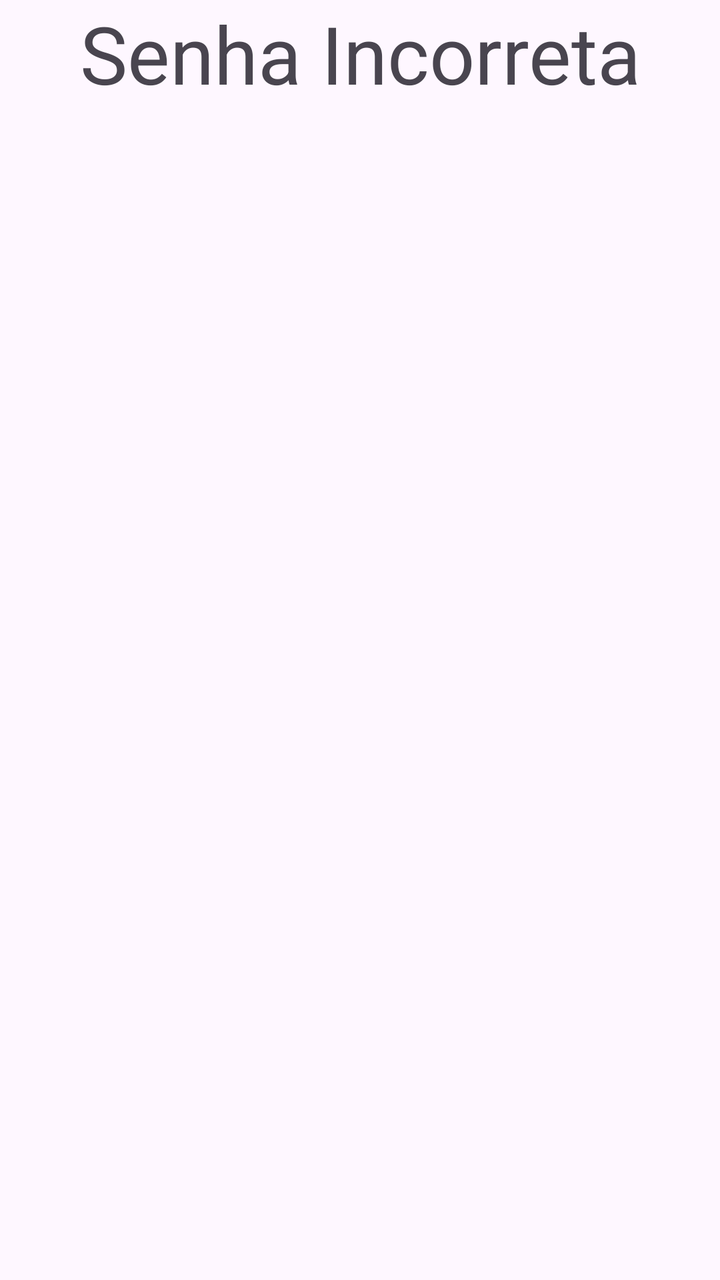
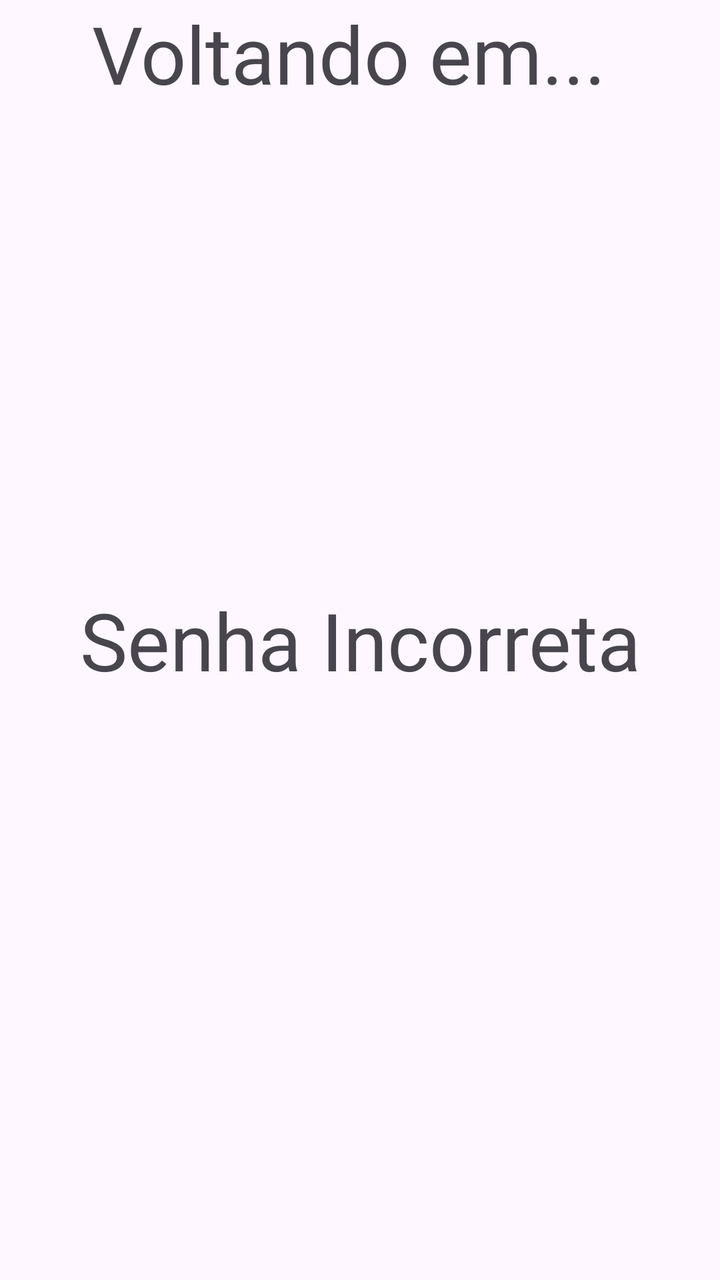

The first picture is an Android layout as it rendered before a commit; the second is the same layout after the commit. The layout source and the unified diff follow.
<!-- AndroidManifest.xml: application theme Theme.AppPAM -->
<!-- res/layout/activity_tela_errado.xml -->
<?xml version="1.0" encoding="utf-8"?>
<androidx.constraintlayout.widget.ConstraintLayout xmlns:android="http://schemas.android.com/apk/res/android"
    xmlns:app="http://schemas.android.com/apk/res-auto"
    xmlns:tools="http://schemas.android.com/tools"
    android:id="@+id/main"
    android:layout_width="match_parent"
    android:layout_height="match_parent"
    tools:context=".TelaErrado">

    <TextView
        android:id="@+id/textFail"
        android:layout_width="wrap_content"
        android:layout_height="wrap_content"
        android:text="Senha Incorreta"
        android:textSize="40sp"
        app:layout_constraintEnd_toEndOf="parent"
        app:layout_constraintHorizontal_bias="0.5"
        app:layout_constraintStart_toStartOf="parent"
        tools:ignore="MissingConstraints"
        tools:layout_editor_absoluteY="220dp" />

</androidx.constraintlayout.widget.ConstraintLayout>
<!-- resources referenced by this layout -->
<resources>
  <style name="Theme.AppPAM" parent="Base.Theme.AppPAM" />
  <style name="Base.Theme.AppPAM" parent="Theme.Material3.DayNight.NoActionBar">
          
          
      </style>
</resources>

<!-- the commit's change to res/layout/activity_tela_errado.xml (unified diff, before → after) -->
@@ -13,10 +13,25 @@
         android:layout_height="wrap_content"
         android:text="Senha Incorreta"
         android:textSize="40sp"
+        app:layout_constraintTop_toTopOf="parent"
+        app:layout_constraintBottom_toBottomOf="parent"
+        app:layout_constraintStart_toStartOf="parent"
         app:layout_constraintEnd_toEndOf="parent"
         app:layout_constraintHorizontal_bias="0.5"
+        app:layout_constraintVertical_bias="0.5"
+        tools:ignore="MissingConstraints" />
+
+    <TextView
+        android:id="@+id/textTimer"
+        android:layout_width="wrap_content"
+        android:layout_height="wrap_content"
+        android:text="Voltando em... "
+        android:textSize="40sp"
+        app:layout_constraintEnd_toEndOf="parent"
+        app:layout_constraintHorizontal_bias="0.496"
         app:layout_constraintStart_toStartOf="parent"
         tools:ignore="MissingConstraints"
-        tools:layout_editor_absoluteY="220dp" />
+        tools:layout_editor_absoluteY="536dp" />
+
 
 </androidx.constraintlayout.widget.ConstraintLayout>
